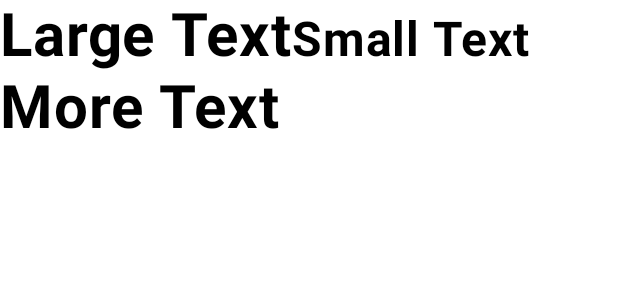
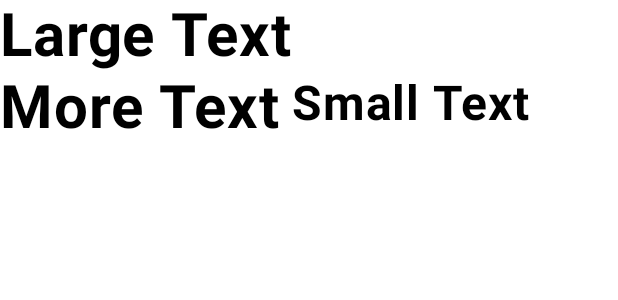
Before and after one commit to sake-2004/mobile_learning_lab3, an Android app built with Jetpack Compose: the @Preview function GreetingPreview, on a phone screen of 412 x 824 dp. Shown: the top 300 px of the screen. Run offline under Robolectric (Android 15) with nearby library versions, the phone set to English and light mode, and no system bars.

Commit message:
paddingFrom

```diff
--- a/app/src/main/java/com/example/rowcoldemo/MainActivity.kt
+++ b/app/src/main/java/com/example/rowcoldemo/MainActivity.kt
@@ -11,6 +11,7 @@ import androidx.compose.foundation.layout.Row
 import androidx.compose.foundation.layout.fillMaxSize
 import androidx.compose.foundation.layout.height
 import androidx.compose.foundation.layout.padding
+import androidx.compose.foundation.layout.paddingFrom
 import androidx.compose.foundation.layout.size
 import androidx.compose.foundation.layout.width
 import androidx.compose.material3.Scaffold
@@ -53,9 +54,11 @@ fun MainScreen(modifier: Modifier = Modifier) {
         )
         Text(
             text = "Small Text",
-            Modifier.alignByBaseline(),
+            modifier = Modifier.paddingFrom(
+                alignmentLine = FirstBaseline, before = 80.dp, after = 0.dp
+            ),
             fontSize = 32.sp,
-            fontWeight = FontWeight.Bold,
+            fontWeight = FontWeight.Bold
         )
     }
 }
```
